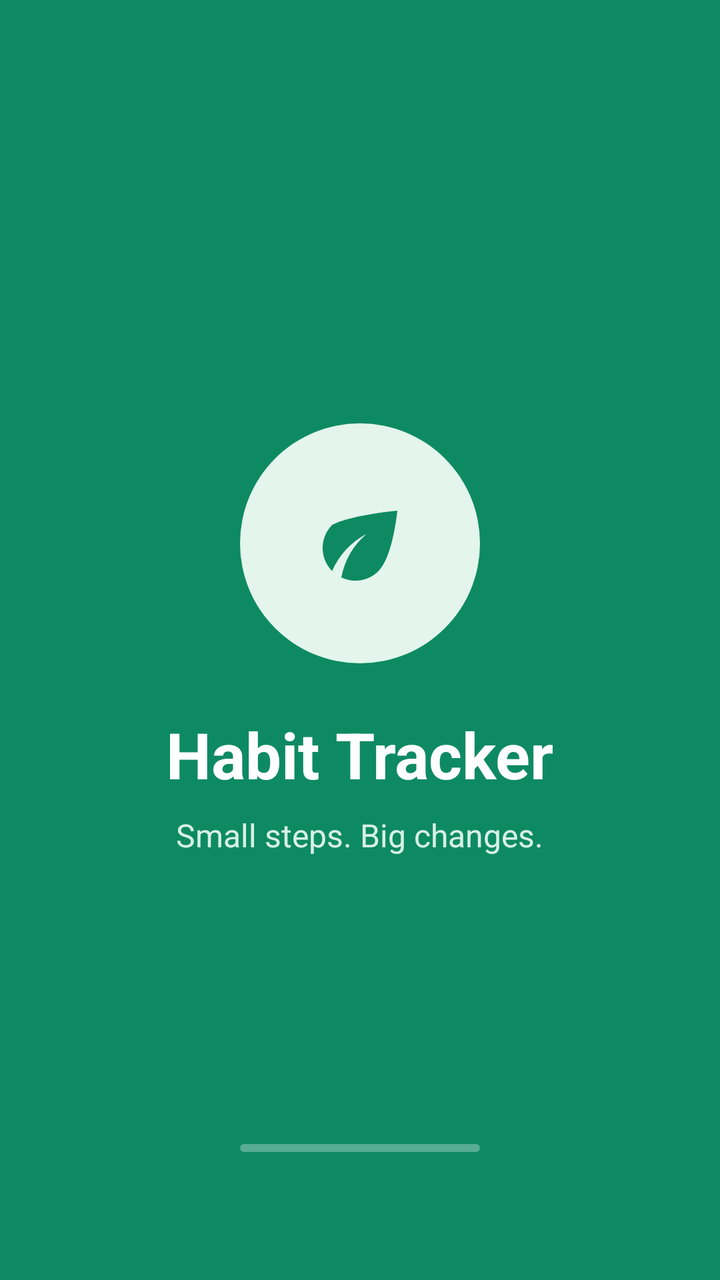
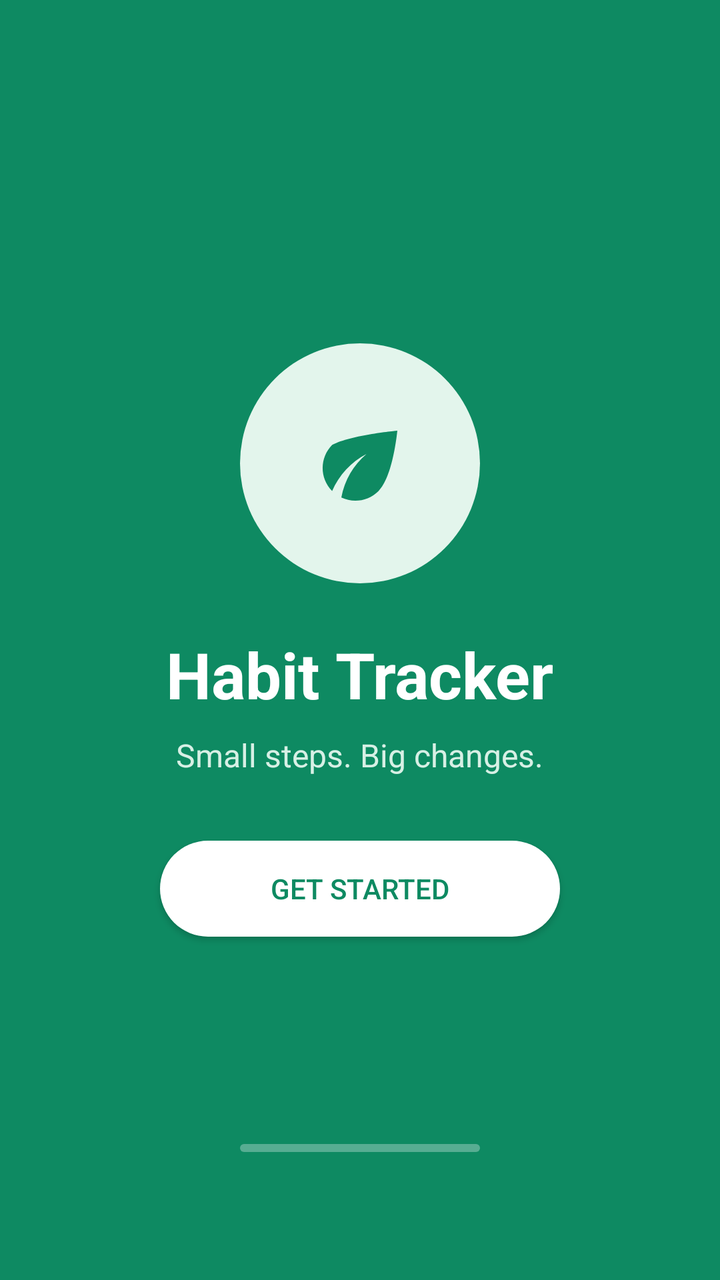

Before-and-after screenshots of an Android layout around one commit, followed by the original layout XML and the change that was made.
<!-- AndroidManifest.xml: application theme Theme.HabitTrackerApplication -->
<!-- res/layout/activity_splash.xml -->
<?xml version="1.0" encoding="utf-8"?>
<FrameLayout xmlns:android="http://schemas.android.com/apk/res/android"
    android:layout_width="match_parent"
    android:layout_height="match_parent"
    xmlns:app="http://schemas.android.com/apk/res-auto"
    android:background="@color/green_primary"
    android:fitsSystemWindows="true">

    <LinearLayout
        android:layout_width="match_parent"
        android:layout_height="match_parent"
        android:gravity="center"
        android:orientation="vertical">

        <ImageView
            android:layout_width="120dp"
            android:layout_height="120dp"
            android:background="@drawable/bg_circle_green_light"
            android:contentDescription="@null"
            android:padding="32dp"
            android:src="@drawable/ic_leaf"
            app:tint="@color/green_primary" />

        <TextView
            android:layout_width="wrap_content"
            android:layout_height="wrap_content"
            android:layout_marginTop="24dp"
            android:text="Habit Tracker"
            android:textColor="@color/white"
            android:textSize="32sp"
            android:textStyle="bold" />

        <TextView
            android:layout_width="wrap_content"
            android:layout_height="wrap_content"
            android:layout_marginTop="8dp"
            android:text="Small steps. Big changes."
            android:textColor="@color/splash_sub"
            android:textSize="16sp" />
    </LinearLayout>

    <ProgressBar
        android:id="@+id/progressSplash"
        style="?android:attr/progressBarStyleHorizontal"
        android:layout_width="120dp"
        android:layout_height="4dp"
        android:layout_gravity="bottom|center_horizontal"
        android:layout_marginBottom="64dp"
        android:max="100"
        android:progress="0"
        android:progressDrawable="@drawable/progress_splash" />
</FrameLayout>
<!-- resources referenced by this layout -->
<resources>
  <color name="green_primary">#0E8A62</color>
  <color name="splash_sub">#D7F0E5</color>
  <color name="white">#FFFFFFFF</color>
  <!-- drawable bg_circle_green_light (drawable) -->
  <?xml version="1.0" encoding="utf-8"?>
  <shape xmlns:android="http://schemas.android.com/apk/res/android" android:shape="oval">
      <solid android:color="@color/green_light" />
  </shape>
  <!-- drawable ic_leaf (drawable) -->
  <vector xmlns:android="http://schemas.android.com/apk/res/android" android:width="24dp" android:height="24dp" android:viewportWidth="24" android:viewportHeight="24"><path android:fillColor="#000000" android:pathData="M6.05,8.05c-2.73,2.73 -2.73,7.15 -0.02,9.88 1.47,-3.4 4.09,-6.24 7.36,-7.93 -2.77,2.34 -4.71,5.61 -5.39,9.32 2.6,1.23 5.8,0.78 7.95,-1.37C19.1,14.9 20,5 20,5S10.1,5.9 6.05,8.05z"/></vector>
  <!-- drawable progress_splash (drawable) -->
  <?xml version="1.0" encoding="utf-8"?>
  <layer-list xmlns:android="http://schemas.android.com/apk/res/android">
      <item android:id="@android:id/background">
          <shape android:shape="rectangle">
              <solid android:color="@color/white_30" />
              <corners android:radius="4dp" />
          </shape>
      </item>
      <item android:id="@android:id/progress">
          <clip>
              <shape android:shape="rectangle">
                  <solid android:color="@color/white" />
                  <corners android:radius="4dp" />
              </shape>
          </clip>
      </item>
  </layer-list>
  <style name="Theme.HabitTrackerApplication" parent="Base.Theme.HabitTrackerApplication" />
  <color name="green_light">#E3F5EC</color>
  <color name="white_30">#4DFFFFFF</color>
  <style name="Base.Theme.HabitTrackerApplication" parent="Theme.Material3.DayNight.NoActionBar">
          
          
      </style>
</resources>

<!-- the commit's change to res/layout/activity_splash.xml (unified diff, before → after) -->
@@ -37,6 +37,16 @@
             android:text="Small steps. Big changes."
             android:textColor="@color/splash_sub"
             android:textSize="16sp" />
+
+        <androidx.appcompat.widget.AppCompatButton
+            android:id="@+id/btnGetStarted"
+            android:layout_width="200dp"
+            android:layout_height="wrap_content"
+            android:layout_marginTop="32dp"
+            android:text="Get Started"
+            android:textColor="@color/green_primary"
+            android:background="@drawable/bg_get_started" />
+
     </LinearLayout>
 
     <ProgressBar
<!-- resource entries referenced after the edit -->
@@ -7,6 +7,15 @@
   <?xml version="1.0" encoding="utf-8"?>
   <shape xmlns:android="http://schemas.android.com/apk/res/android" android:shape="oval">
       <solid android:color="@color/green_light" />
+  </shape>
+  <!-- drawable bg_get_started (drawable) -->
+  <shape xmlns:android="http://schemas.android.com/apk/res/android"
+      android:shape="rectangle">
+  
+      <solid android:color="@color/white" />
+  
+      <corners android:radius="24dp" />
+  
   </shape>
   <!-- drawable ic_leaf (drawable) -->
   <vector xmlns:android="http://schemas.android.com/apk/res/android" android:width="24dp" android:height="24dp" android:viewportWidth="24" android:viewportHeight="24"><path android:fillColor="#000000" android:pathData="M6.05,8.05c-2.73,2.73 -2.73,7.15 -0.02,9.88 1.47,-3.4 4.09,-6.24 7.36,-7.93 -2.77,2.34 -4.71,5.61 -5.39,9.32 2.6,1.23 5.8,0.78 7.95,-1.37C19.1,14.9 20,5 20,5S10.1,5.9 6.05,8.05z"/></vector>
